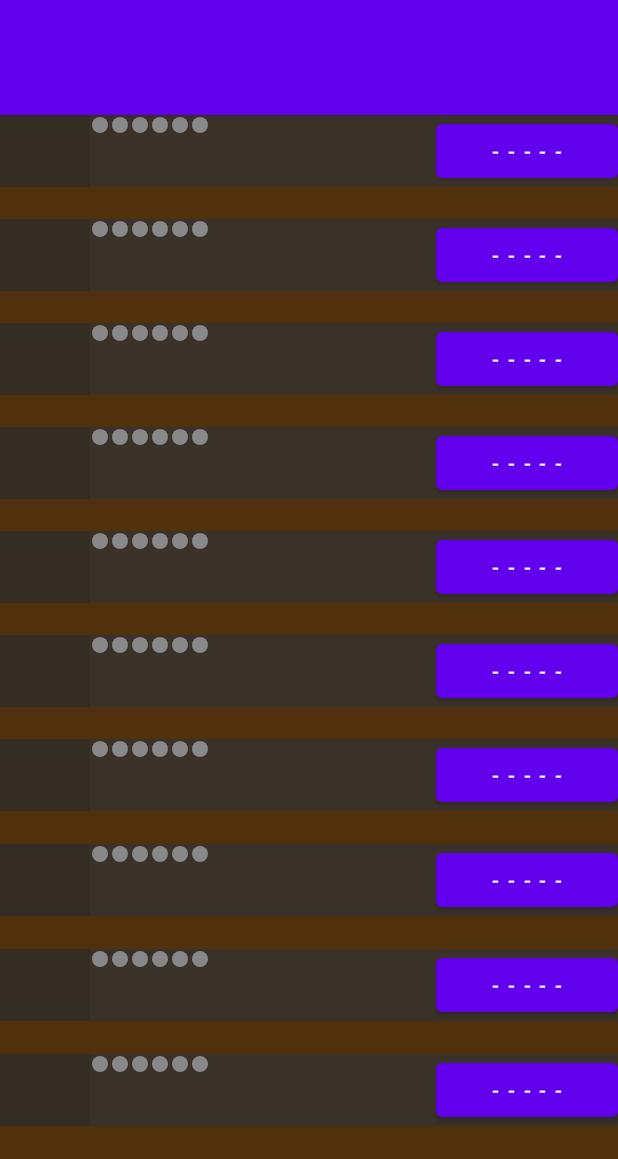
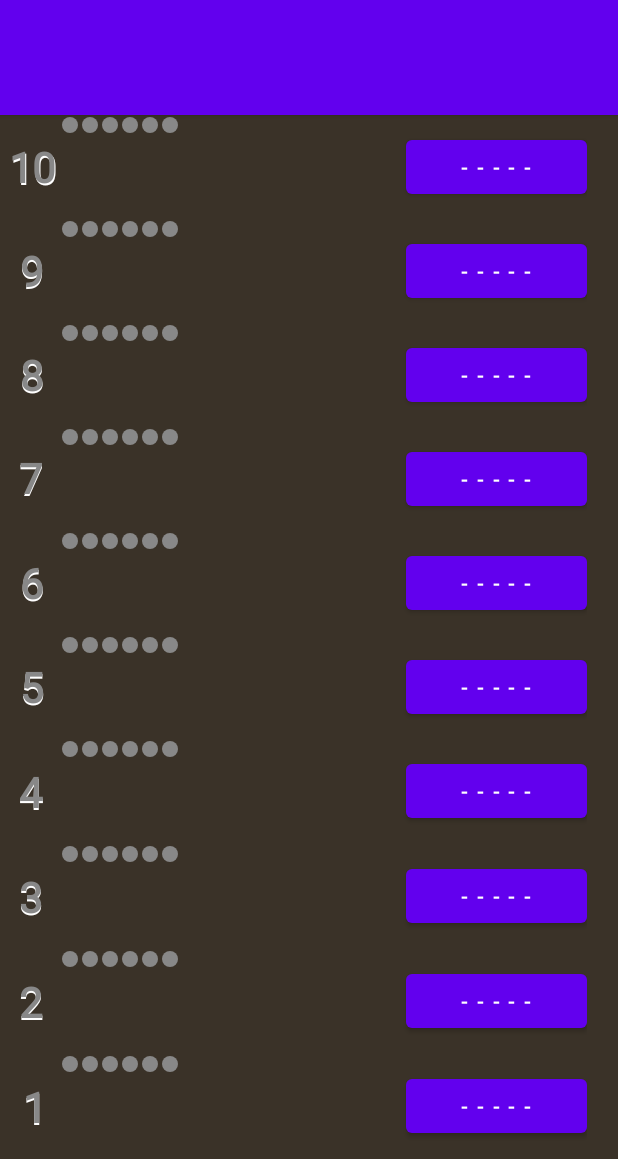
Before and after one commit to ChrisLaforet/MasterMind, an Android app: the layout activity_play_mastermind.xml on its own in the app's theme, with its tools: preview values and no code run, on a phone screen of 412 x 824 dp, the part 77-1236 px from its top. Run offline under Robolectric (Android 15) with nearby library versions, the phone set to English and light mode, and no system bars.

Commit message:
Fixes issue with the row headers as textviews on refresh all showing as "1"

```diff
--- a/app/src/main/java/com/chrislaforetsoftware/mm/board/MastermindCodeRow.kt
+++ b/app/src/main/java/com/chrislaforetsoftware/mm/board/MastermindCodeRow.kt
@@ -1,6 +1,7 @@
 package com.chrislaforetsoftware.mm.board
 
 import android.content.Context
+import android.content.res.TypedArray
 import android.util.AttributeSet
 import android.widget.LinearLayout
 import com.chrislaforetsoftware.mm.R
--- a/app/src/main/java/com/chrislaforetsoftware/mm/board/MastermindPegHole.kt
+++ b/app/src/main/java/com/chrislaforetsoftware/mm/board/MastermindPegHole.kt
@@ -4,7 +4,6 @@ import android.content.Context
 import android.graphics.Canvas
 import android.graphics.Paint
 import android.util.AttributeSet
-import android.util.Log
 import android.view.View
 import com.chrislaforetsoftware.mm.R
 import com.chrislaforetsoftware.mm.rules.PegColor
--- a/app/src/main/java/com/chrislaforetsoftware/mm/board/MastermindPegRow.kt
+++ b/app/src/main/java/com/chrislaforetsoftware/mm/board/MastermindPegRow.kt
@@ -1,12 +1,10 @@
 package com.chrislaforetsoftware.mm.board
 
-import android.app.Activity
+import android.annotation.SuppressLint
 import android.app.AlertDialog
 import android.content.Context
-import android.content.res.Resources
+import android.content.res.TypedArray
 import android.util.AttributeSet
-import android.util.DisplayMetrics
-import android.util.Log
 import android.widget.Button
 import android.widget.LinearLayout
 import android.widget.TextView
@@ -15,13 +13,14 @@ import com.chrislaforetsoftware.mm.rules.PegColor
 import com.chrislaforetsoftware.mm.rules.Response
 
 
+@SuppressLint("CustomViewStyleable")
 class MastermindPegRow(context: Context, attrs: AttributeSet?, defStyle: Int) : LinearLayout(context, attrs, defStyle), ChoiceListener {
 //	class MastermindPegRow(context: Context, attrs: AttributeSet?, defStyle: Int) : View(context, attrs, defStyle) {
 
 	constructor(context: Context) : this(context, null, 0)
 	constructor(context: Context, attrs: AttributeSet) : this(context, attrs, 0)
 
-	private var rowNumber: TextView
+	private var rowNumber: RowHeader
 	private var pegs: LinearLayout
 	private var peg0: MastermindPegHole
 	private var peg1: MastermindPegHole
@@ -33,7 +32,8 @@ class MastermindPegRow(context: Context, attrs: AttributeSet?, defStyle: Int) :
 	private var blackCount: TextView
 	private var whiteCount: TextView
 
-	private var row: Int = 0
+	var row: Int = 0
+		private set
 	private var choices = PlayMastermindActivity.BASIC_COLORS
 	private var totalWells = PlayMastermindActivity.BASIC_WELLS
 	private var activeWells: List<MastermindPegHole> = listOf()
@@ -42,20 +42,33 @@ class MastermindPegRow(context: Context, attrs: AttributeSet?, defStyle: Int) :
 	private var popupSelector: MastermindSelector? = null
 
 	init {
+		if (attrs != null) {
+			val typedArray: TypedArray = context.obtainStyledAttributes(attrs, R.styleable.mastermind_peg_row)
+			val configuredRowNumber: Int = typedArray.getInt(R.styleable.mastermind_peg_row_row_number, 0)
+			row = configuredRowNumber
+
+			typedArray.recycle()
+		}
+
+		// https://www.vogella.com/tutorials/AndroidCustomViews/article.html
+
 		inflate(this.context, R.layout.mastermind_pegrow, this)
 
-		val linearLayout = this as LinearLayout
-		rowNumber = linearLayout.findViewById<TextView>(R.id.row_number)
-		pegs = linearLayout.findViewById<LinearLayout>(R.id.pegs)
+		rowNumber = findViewById<RowHeader>(R.id.row_number)
+		rowNumber.rowNumber = row.toString()
+		val rowIs = resources.getString(R.string.row_is)
+		rowNumber.contentDescription = "$rowIs $this.row.toString()"
+
+		pegs = findViewById<LinearLayout>(R.id.pegs)
 		peg0 = preparePegHole(R.id.peg_0)
 		peg1 = preparePegHole(R.id.peg_1)
 		peg2 = preparePegHole(R.id.peg_2)
 		peg3 = preparePegHole(R.id.peg_3)
 		peg4 = preparePegHole(R.id.peg_4)
 		peg5 = preparePegHole(R.id.peg_5)
-		doneButton = linearLayout.findViewById<Button>(R.id.row_done)
-		blackCount = linearLayout.findViewById<TextView>(R.id.black_count)
-		whiteCount = linearLayout.findViewById<TextView>(R.id.white_count)
+		doneButton = findViewById<Button>(R.id.row_done)
+		blackCount = findViewById<TextView>(R.id.black_count)
+		whiteCount = findViewById<TextView>(R.id.white_count)
 	}
 
 	private fun preparePegHole(pegHoleId: Int): MastermindPegHole {
@@ -74,7 +87,7 @@ class MastermindPegRow(context: Context, attrs: AttributeSet?, defStyle: Int) :
 
 	fun setNumber(number: Int) {
 		this.row = number
-		this.rowNumber.text = number.toString()
+		this.rowNumber.rowNumber = number.toString()
 
 		val rowIs = resources.getString(R.string.row_is)
 		this.rowNumber.contentDescription = "$rowIs $this.row.toString()"
--- a/app/src/main/java/com/chrislaforetsoftware/mm/board/PlayMastermindActivity.kt
+++ b/app/src/main/java/com/chrislaforetsoftware/mm/board/PlayMastermindActivity.kt
@@ -7,7 +7,6 @@ import android.util.Log
 import android.view.View.GONE
 import android.view.View.VISIBLE
 import android.widget.Button
-import android.widget.LinearLayout
 import com.chrislaforetsoftware.mm.R
 import com.chrislaforetsoftware.mm.rules.Code
 import com.chrislaforetsoftware.mm.rules.PegColor
@@ -112,7 +111,7 @@ Log.d("CODE", "code is $codeToMatch")
     private fun preparePegRow(rowId: Int, number: Int, is6Well: Boolean): MastermindPegRow {
         val row = findViewById<MastermindPegRow>(rowId)
         row.setWells(if (is6Well) MAX_WELLS else BASIC_WELLS)
-        row.setNumber(number)
+//      row.setNumber(number)
         row.setChoices(if (totalColors == BASIC_COLORS) BASIC_COLORS else REDUCED_COLORS)
         row.registerCheckPlay(this)
         return row
--- /dev/null
+++ b/app/src/main/java/com/chrislaforetsoftware/mm/board/RowHeader.kt
@@ -0,0 +1,74 @@
+package com.chrislaforetsoftware.mm.board
+
+import android.content.Context
+import android.graphics.Canvas
+import android.graphics.Color
+import android.graphics.Paint
+import android.graphics.Rect
+import android.util.AttributeSet
+import android.util.Log
+import android.view.View
+
+class RowHeader(context: Context, attrs: AttributeSet?, defStyle: Int) : View(context, attrs, defStyle) {
+
+    constructor(context: Context) : this(context, null, 0)
+    constructor(context: Context, attrs: AttributeSet) : this(context, attrs, 0)
+
+    private var defaultWidth = 30
+
+    var rowNumber = ""
+
+    init {
+
+    }
+
+    override fun onMeasure(widthMeasureSpec: Int, heightMeasureSpec: Int) {
+        var width = 0
+        var height = 0
+        when (MeasureSpec.getMode(widthMeasureSpec)) {
+            MeasureSpec.AT_MOST, MeasureSpec.EXACTLY -> width = MeasureSpec.getSize(widthMeasureSpec)
+            MeasureSpec.UNSPECIFIED -> width = defaultWidth
+        }
+        when (MeasureSpec.getMode(heightMeasureSpec)) {
+            MeasureSpec.AT_MOST, MeasureSpec.EXACTLY -> height = MeasureSpec.getSize(heightMeasureSpec)
+            MeasureSpec.UNSPECIFIED -> height = defaultWidth
+        }
+
+        val widthLimit = 3 * height / 2
+
+        if (width > widthLimit) {
+            width = widthLimit
+        }
+
+        setMeasuredDimension(width, height)
+    }
+
+    override fun onDraw(canvas: Canvas) {
+        super.onDraw(canvas)
+
+        val box = Rect(0, 0, canvas.width, canvas.height)
+
+        val fontSize = box.height().toFloat()  * 0.4f
+
+        // https://stackoverflow.com/questions/2655402/android-canvas-drawtext
+        val paint = Paint()
+        paint.style = Paint.Style.FILL
+        paint.textSize = fontSize
+        paint.isFakeBoldText = true
+        paint.isAntiAlias = true
+
+        val bounds = Rect()
+        paint.getTextBounds(rowNumber, 0, rowNumber.length, bounds)
+
+        val textX = box.exactCenterX() - (bounds.width() / 2)
+        val textY = box.exactCenterY() + (bounds.height() / 2)
+        val shadowOffsetX = bounds.width() / 24
+        val shadowOffsetY = bounds.height() / 12
+
+        paint.color = Color.WHITE
+        canvas.drawText(rowNumber, textX + shadowOffsetX, textY + shadowOffsetY, paint)
+
+        paint.color = Color.GRAY
+        canvas.drawText(rowNumber, textX, textY, paint)
+    }
+}
--- a/app/src/main/res/layout/activity_play_mastermind.xml
+++ b/app/src/main/res/layout/activity_play_mastermind.xml
@@ -1,6 +1,7 @@
 <?xml version="1.0" encoding="utf-8"?>
 <FrameLayout xmlns:android="http://schemas.android.com/apk/res/android"
         xmlns:tools="http://schemas.android.com/tools"
+        xmlns:app="http://schemas.android.com/apk/res-auto"
         android:theme="@style/ThemeOverlay.MasterMind.FullscreenContainer"
         android:layout_width="match_parent"
         android:layout_height="match_parent"
@@ -45,61 +46,81 @@
                 android:id="@+id/peg_row_9"
                 android:layout_height="50dp"
                 android:layout_width="match_parent"
-                android:layout_weight="8"/>
+                android:layout_weight="8"
+                app:row_number = "10"
+                />
 
         <com.chrislaforetsoftware.mm.board.MastermindPegRow
                 android:id="@+id/peg_row_8"
                 android:layout_height="50dp"
                 android:layout_width="match_parent"
-                android:layout_weight="8"/>
+                android:layout_weight="8"
+                app:row_number = "9"
+                />
 
         <com.chrislaforetsoftware.mm.board.MastermindPegRow
                 android:id="@+id/peg_row_7"
                 android:layout_height="50dp"
                 android:layout_width="match_parent"
-                android:layout_weight="8" />
+                android:layout_weight="8"
+                app:row_number = "8"
+                />
 
         <com.chrislaforetsoftware.mm.board.MastermindPegRow
                 android:id="@+id/peg_row_6"
                 android:layout_height="50dp"
                 android:layout_width="match_parent"
-                android:layout_weight="8" />
+                android:layout_weight="8"
+                app:row_number = "7"
+                />
 
         <com.chrislaforetsoftware.mm.board.MastermindPegRow
                 android:id="@+id/peg_row_5"
                 android:layout_height="50dp"
                 android:layout_width="match_parent"
-                android:layout_weight="8" />
+                android:layout_weight="8"
+                app:row_number = "6"
+                />
 
         <com.chrislaforetsoftware.mm.board.MastermindPegRow
                 android:id="@+id/peg_row_4"
                 android:layout_height="50dp"
                 android:layout_width="match_parent"
-                android:layout_weight="8" />
+                android:layout_weight="8"
+                app:row_number = "5"
+                />
 
         <com.chrislaforetsoftware.mm.board.MastermindPegRow
                 android:id="@+id/peg_row_3"
                 android:layout_height="50dp"
                 android:layout_width="match_parent"
-                android:layout_weight="8" />
+                android:layout_weight="8"
+                app:row_number = "4"
+                />
 
         <com.chrislaforetsoftware.mm.board.MastermindPegRow
                 android:id="@+id/peg_row_2"
                 android:layout_height="50dp"
                 android:layout_width="match_parent"
-                android:layout_weight="8" />
+                android:layout_weight="8"
+                app:row_number = "3"
+                />
 
         <com.chrislaforetsoftware.mm.board.MastermindPegRow
                 android:id="@+id/peg_row_1"
                 android:layout_height="50dp"
                 android:layout_width="match_parent"
-                android:layout_weight="8" />
+                android:layout_weight="8"
+                app:row_number = "2"
+                />
 
         <com.chrislaforetsoftware.mm.board.MastermindPegRow
                 android:id="@+id/peg_row_0"
                 android:layout_height="50dp"
                 android:layout_width="match_parent"
-                android:layout_weight="8" />
+                android:layout_weight="8"
+                app:row_number = "1"
+                />
 
     </LinearLayout>
 </FrameLayout>
--- a/app/src/main/res/layout/mastermind_pegrow.xml
+++ b/app/src/main/res/layout/mastermind_pegrow.xml
@@ -10,26 +10,11 @@
         android:weightSum="100"
         >
 
-    <EditText
+    <com.chrislaforetsoftware.mm.board.RowHeader
             android:id="@+id/row_number"
             android:layout_width="40dp"
             android:layout_height="match_parent"
-            android:layout_weight="10"
-            android:background="#1A000000"
-            android:clickable="false"
-            android:cursorVisible="false"
-            android:ems="4"
-            android:focusable="false"
-            android:focusableInTouchMode="false"
-            android:shadowColor="@color/white"
-            android:shadowDx="1"
-            android:shadowDy="2"
-            android:shadowRadius="0.6"
-            android:text=""
-            android:textAlignment="center"
-            android:textColor="@color/gray_600"
-            android:textSize="24sp"
-            android:textStyle="bold" />
+            />
 
     <LinearLayout
             android:id="@+id/pegs"
--- /dev/null
+++ b/app/src/main/res/layout/row_header.xml
@@ -0,0 +1,6 @@
+<?xml version="1.0" encoding="utf-8"?>
+<View xmlns:android="http://schemas.android.com/apk/res/android"
+		android:layout_width="match_parent"
+		android:layout_height="match_parent">
+
+</View>
--- a/app/src/main/res/values/attrs.xml
+++ b/app/src/main/res/values/attrs.xml
@@ -3,4 +3,9 @@
         <attr name="fullscreenBackgroundColor" format="color" />
         <attr name="fullscreenTextColor" format="color" />
     </declare-styleable>
+
+    <declare-styleable name="mastermind_peg_row">
+        <attr name="row_number" format="integer" />
+    </declare-styleable>
+
 </resources>
```
